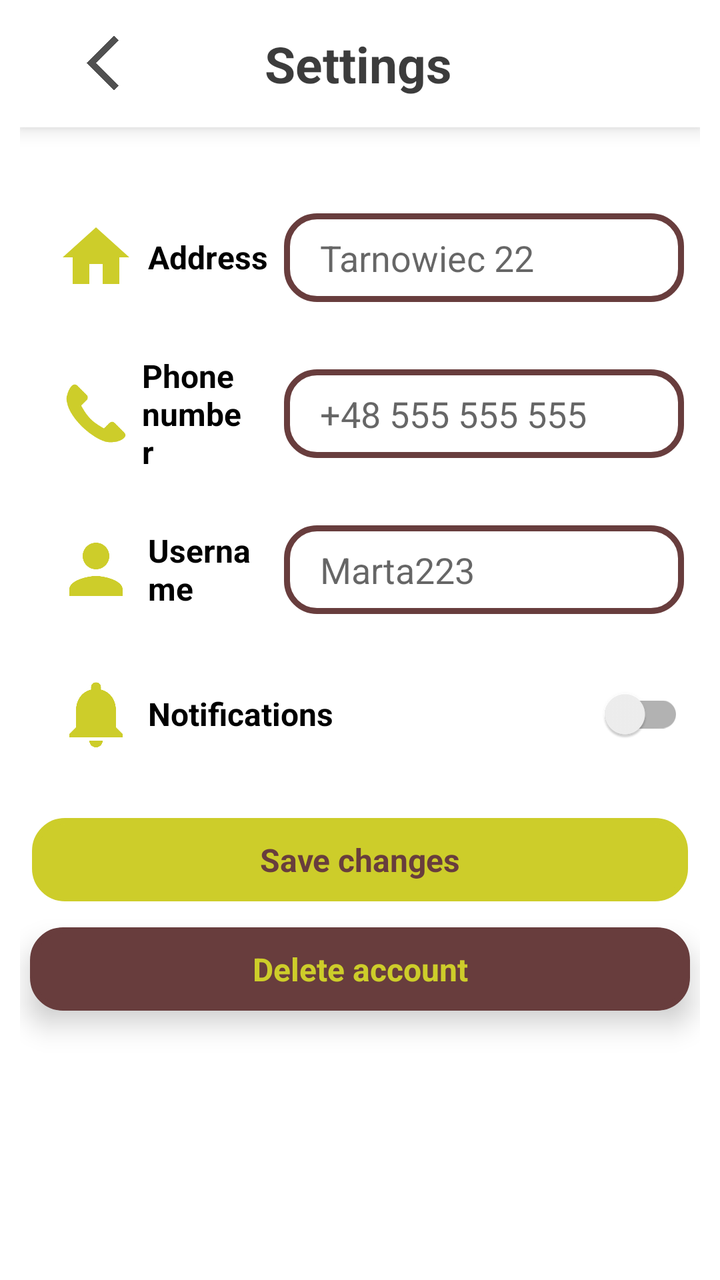
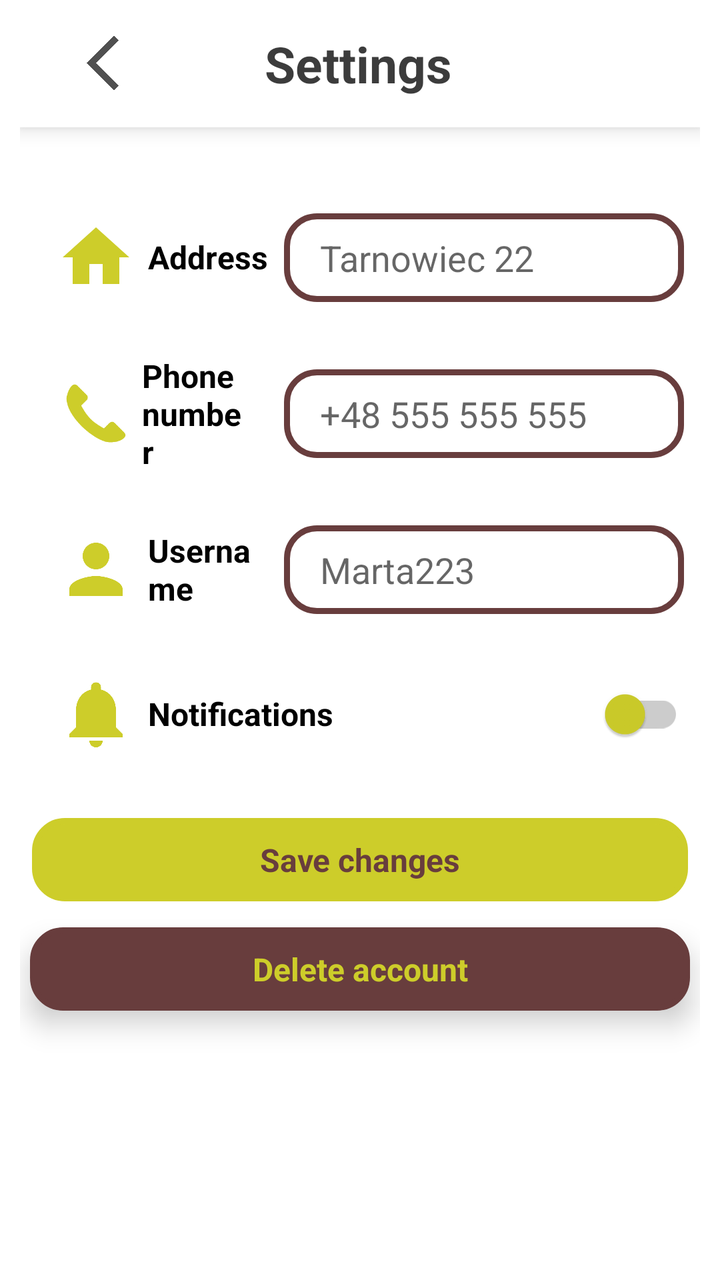

Compare the two renders of this Android layout. The source of the first and the diff that turns it into the second are given below.
<!-- AndroidManifest.xml: application theme Theme.Replate -->
<!-- res/layout/activity_settings.xml -->
<?xml version="1.0" encoding="utf-8"?>
<LinearLayout xmlns:android="http://schemas.android.com/apk/res/android"
    xmlns:tools="http://schemas.android.com/tools"
    xmlns:app="http://schemas.android.com/apk/res-auto"
    android:layout_width="match_parent"
    android:layout_height="match_parent"
    android:background="#ffffff"
    android:layout_marginTop="@dimen/margin_top"
    android:paddingHorizontal="10dp"
    android:orientation="vertical"
    >
    <LinearLayout
        android:paddingVertical="15dp"
        android:layout_width="match_parent"
        android:layout_height="wrap_content"
        android:orientation="horizontal"
        android:background="@color/white"
        android:elevation="6dp">
        <ImageView
            android:id="@+id/arrowback"
            android:layout_marginStart="25dp"
            android:layout_width="33dp"
            android:layout_height="33dp"
            android:src="@drawable/ic_arrow_back"/>
        <TextView
            android:layout_width="0dp"
            android:layout_weight="1"
            android:gravity="center"
            android:layout_marginEnd="60dp"
            android:layout_gravity="center"
            android:layout_height="wrap_content"
            android:textColor="#C3000000"
            android:textSize="25dp"
            android:textStyle="bold"
            android:text="Settings"/>
    </LinearLayout>

    <LinearLayout
        android:layout_marginTop="35dp"
        android:layout_width="match_parent"
        android:layout_height="wrap_content"
        android:orientation="horizontal"
        android:gravity="center_vertical"
        android:padding="8dp">

        <LinearLayout
            android:layout_marginStart="10dp"
            android:layout_width="0dp"
            android:layout_height="wrap_content"
            android:layout_weight="1"
            android:orientation="horizontal"
            android:gravity="center_vertical">

            <ImageView
                android:layout_width="40dp"
                android:layout_height="40dp"
                android:src="@drawable/ic_home"
                app:tint="@color/gold"
                android:layout_marginEnd="6dp" />

            <TextView
                android:layout_width="wrap_content"
                android:layout_height="wrap_content"
                android:text="Address"
                android:textStyle="bold"
                android:textSize="16sp"
                android:textColor="@android:color/black" />
        </LinearLayout>

        <EditText
            android:id="@+id/addressEditText"
            android:layout_width="200dp"
            android:layout_height="wrap_content"
            android:background="@drawable/button_brown_border"
            android:hint="Tarnowiec 22"
            android:paddingVertical="10dp"
            android:paddingStart="18dp"
            android:inputType="textPostalAddress"
            android:layout_marginStart="8dp" />
    </LinearLayout>


    <LinearLayout
        android:layout_marginTop="10dp"
        android:layout_width="match_parent"
        android:layout_height="wrap_content"
        android:orientation="horizontal"
        android:gravity="center_vertical"
        android:padding="8dp">

        
        <LinearLayout
            android:layout_marginStart="10dp"
            android:layout_width="0dp"
            android:layout_weight="1"
            android:layout_height="wrap_content"
            android:orientation="horizontal"
            android:gravity="center_vertical">

            <ImageView
                android:layout_width="40dp"
                android:layout_height="40dp"
                android:src="@drawable/ic_phon"
                app:tint="@color/gold"
                android:layout_marginEnd="3dp" />

            <TextView
                android:layout_width="wrap_content"
                android:layout_height="wrap_content"
                android:text="Phone number"
                android:textStyle="bold"
                android:textSize="16sp"
                android:textColor="@android:color/black" />
        </LinearLayout>

        <EditText
            android:id="@+id/phoneEditText"
            android:layout_width="200dp"
            android:layout_height="wrap_content"
            android:layout_marginStart="16dp"
            android:background="@drawable/button_brown_border"
            android:hint="+48 555 555 555"
            android:paddingVertical="10dp"
            android:paddingStart="18dp"
            android:inputType="phone" />
    </LinearLayout>

    <LinearLayout
        android:layout_marginTop="10dp"
        android:layout_width="match_parent"
        android:layout_height="wrap_content"
        android:orientation="horizontal"
        android:gravity="center_vertical"
        android:padding="8dp">

        <LinearLayout
            android:layout_marginStart="10dp"
            android:layout_width="0dp"
            android:layout_weight="1"
            android:layout_height="wrap_content"
            android:orientation="horizontal"
            android:gravity="center_vertical">

            <ImageView
                android:layout_width="40dp"
                android:layout_height="40dp"
                android:layout_marginEnd="6dp"
                android:src="@drawable/ic_login"
                app:tint="@color/gold" />

            <TextView
                android:layout_width="wrap_content"
                android:layout_height="wrap_content"
                android:text="Username"
                android:textStyle="bold"
                android:textSize="16sp"
                android:textColor="@android:color/black" />
        </LinearLayout>

        <EditText
            android:id="@+id/usernameEditText"
            android:layout_width="200dp"
            android:layout_height="wrap_content"
            android:layout_marginStart="16dp"
            android:background="@drawable/button_brown_border"
            android:hint="Marta223"
            android:paddingVertical="10dp"
            android:paddingStart="18dp"
            android:inputType="phone" />
    </LinearLayout>

    <LinearLayout
        android:layout_marginTop="10dp"
        android:layout_width="match_parent"
        android:layout_height="wrap_content"
        android:orientation="horizontal"
        android:gravity="center_vertical"
        android:padding="8dp">

        <LinearLayout
            android:layout_width="0dp"
            android:layout_height="wrap_content"
            android:layout_weight="1"
            android:orientation="horizontal"
            android:gravity="center_vertical"
            android:layout_marginStart="10dp">

            <ImageView
                android:layout_width="40dp"
                android:layout_height="40dp"
                android:src="@drawable/ic_notifications"
                app:tint="@color/gold"
                android:layout_marginEnd="6dp" />

            <TextView
                android:layout_width="wrap_content"
                android:layout_height="wrap_content"
                android:text="Notifications"
                android:textStyle="bold"
                android:textSize="16sp"
                android:textColor="@android:color/black" />
        </LinearLayout>
        <Space
            android:layout_height="wrap_content"
            android:layout_width="wrap_content"/>
        <androidx.appcompat.widget.SwitchCompat
            android:id="@+id/notificationsSwitch"
            android:layout_width="wrap_content"
            android:layout_height="wrap_content" />
    </LinearLayout>


<TextView
    android:layout_marginTop="20dp"
    android:backgroundTint="@color/gold"
    android:layout_marginHorizontal="6dp"
    android:id="@+id/savebtn"
    android:layout_width="match_parent"
    android:layout_height="wrap_content"
    android:text="Save changes"
    android:paddingVertical="10dp"
    android:textSize="16dp"
    android:textAlignment="center"
    android:textColor="@color/brown"
    android:textStyle="bold"
    android:background="@drawable/button_brown_border"/>



    <androidx.cardview.widget.CardView
        android:id="@+id/deletebtn"
        android:layout_gravity="center_horizontal"
        xmlns:android="http://schemas.android.com/apk/res/android"
        xmlns:app="http://schemas.android.com/apk/res-auto"
        android:layout_width="match_parent"
        android:layout_height="wrap_content"
        app:cardElevation="8dp"
        app:cardCornerRadius="15dp"
        android:layout_marginHorizontal="5dp"
        android:layout_marginTop="13dp"
        android:layout_marginBottom="23dp"
        app:cardBackgroundColor="@android:color/transparent"
        >

        <LinearLayout
            android:layout_width="match_parent"
            android:layout_height="wrap_content"
            android:orientation="horizontal"
            android:gravity="center_vertical"
            android:backgroundTint="@color/brown"
            android:background="@drawable/button_brown_border"
            android:paddingVertical="10dp">

            <TextView
                android:textColor="@color/gold"
                android:layout_gravity="center_horizontal"
                android:layout_width="wrap_content"
                android:textAlignment="center"
                android:layout_weight="1"
                android:layout_height="wrap_content"
                android:text="Delete account"
                android:textStyle="bold"
                android:textSize="16sp"/>


        </LinearLayout>
    </androidx.cardview.widget.CardView>

</LinearLayout>
<!-- resources referenced by this layout -->
<resources>
  <color name="brown">#683D3D</color>
  <color name="gold">#CDCD2A</color>
  <color name="white">#FFFFFFFF</color>
  <dimen name="margin_top">25sp</dimen>
  <!-- drawable button_brown_border (drawable) -->
  <shape xmlns:android="http://schemas.android.com/apk/res/android"
      android:shape="rectangle">
  
      <solid android:color="@android:color/white" />
  
      <stroke
          android:width="3dp"
          android:color="@color/brown" />
  
      <corners android:radius="15dp" />
  </shape>
  <!-- drawable ic_arrow_back (drawable) -->
  <vector android:height="24dp" android:tint="#505050"
      android:viewportHeight="24" android:viewportWidth="24"
      android:width="24dp" xmlns:android="http://schemas.android.com/apk/res/android">
      <path android:fillColor="@android:color/white" android:pathData="M17.77,3.77l-1.77,-1.77l-10,10l10,10l1.77,-1.77l-8.23,-8.23z"/>
  </vector>
  <!-- drawable ic_home (drawable) -->
  <vector android:height="24dp" android:tint="#DCDCDC"
      android:viewportHeight="24" android:viewportWidth="24"
      android:width="24dp" xmlns:android="http://schemas.android.com/apk/res/android">
      <path android:fillColor="@android:color/white" android:pathData="M10,20v-6h4v6h5v-8h3L12,3 2,12h3v8z"/>
  </vector>
  <!-- drawable ic_login (drawable) -->
  <vector android:height="24dp" android:tint="#DCDCDC"
      android:viewportHeight="24" android:viewportWidth="24"
      android:width="24dp" xmlns:android="http://schemas.android.com/apk/res/android">
      <path android:fillColor="@android:color/white" android:pathData="M12,12c2.21,0 4,-1.79 4,-4s-1.79,-4 -4,-4 -4,1.79 -4,4 1.79,4 4,4zM12,14c-2.67,0 -8,1.34 -8,4v2h16v-2c0,-2.66 -5.33,-4 -8,-4z"/>
  </vector>
  <!-- drawable ic_notifications (drawable) -->
  <vector android:height="24dp" android:tint="#DCDCDC"
      android:viewportHeight="24" android:viewportWidth="24"
      android:width="24dp" xmlns:android="http://schemas.android.com/apk/res/android">
      <path android:fillColor="@android:color/white" android:pathData="M12,22c1.1,0 2,-0.9 2,-2h-4c0,1.1 0.89,2 2,2zM18,16v-5c0,-3.07 -1.64,-5.64 -4.5,-6.32L13.5,4c0,-0.83 -0.67,-1.5 -1.5,-1.5s-1.5,0.67 -1.5,1.5v0.68C7.63,5.36 6,7.92 6,11v5l-2,2v1h16v-1l-2,-2z"/>
  </vector>
  <!-- drawable ic_phon (drawable) -->
  <vector xmlns:android="http://schemas.android.com/apk/res/android" android:height="24dp" android:viewportHeight="6.8267" android:viewportWidth="6.8267" android:width="24dp">
        
      <path android:fillColor="#FF6E40" android:pathData="M0.9086,2.2403c0.0676,1.3891 1.968,3.1579 3.2551,3.5689 0.8637,0.2758 2.1483,-0.2682 1.64,-0.7766l-0.8026,-0.803c-0.122,-0.1221 -0.3198,-0.1079 -0.4391,0.0113l-0.4609,0.4607c-0.9915,-0.5402 -1.4075,-0.9655 -1.9522,-1.951l0.4616,-0.4612c0.1194,-0.1195 0.1329,-0.3169 0.0108,-0.4391l-0.8029,-0.8029c-0.4494,-0.4494 -0.9355,0.6677 -0.9099,1.1929z"/>
        
      <path android:fillColor="#E64A19" android:pathData="M0.9086,2.2403l1.2404,0.5103 0.4616,-0.4612c0.1194,-0.1195 0.1329,-0.3169 0.0108,-0.4391l-0.8029,-0.8029c-0.4494,-0.4494 -0.9355,0.6677 -0.9099,1.1929z"/>
        
      <path android:fillColor="#E64A19" android:pathData="M4.1637,5.8092c0.8637,0.2758 2.1483,-0.2682 1.64,-0.7766l-0.8026,-0.803c-0.122,-0.1221 -0.3198,-0.1079 -0.4391,0.0113l-0.4609,0.4607 0.0625,1.1076z"/>
      
  </vector>
  <style name="Theme.Replate" parent="Base.Theme.Replate" />
  <style name="Base.Theme.Replate" parent="Theme.MaterialComponents.DayNight.NoActionBar">
          
          
      </style>
</resources>

<!-- the commit's change to res/layout/activity_settings.xml (unified diff, before → after) -->
@@ -67,7 +67,7 @@
                 android:textColor="@android:color/black" />
         </LinearLayout>
 
-        <EditText
+        <AutoCompleteTextView
             android:id="@+id/addressEditText"
             android:layout_width="200dp"
             android:layout_height="wrap_content"
@@ -206,7 +206,10 @@
         <androidx.appcompat.widget.SwitchCompat
             android:id="@+id/notificationsSwitch"
             android:layout_width="wrap_content"
-            android:layout_height="wrap_content" />
+            android:layout_height="wrap_content"
+            app:thumbTint="@color/switch_thumb_color"
+            app:trackTint="@color/switch_track_color" />
+
     </LinearLayout>
 
 
